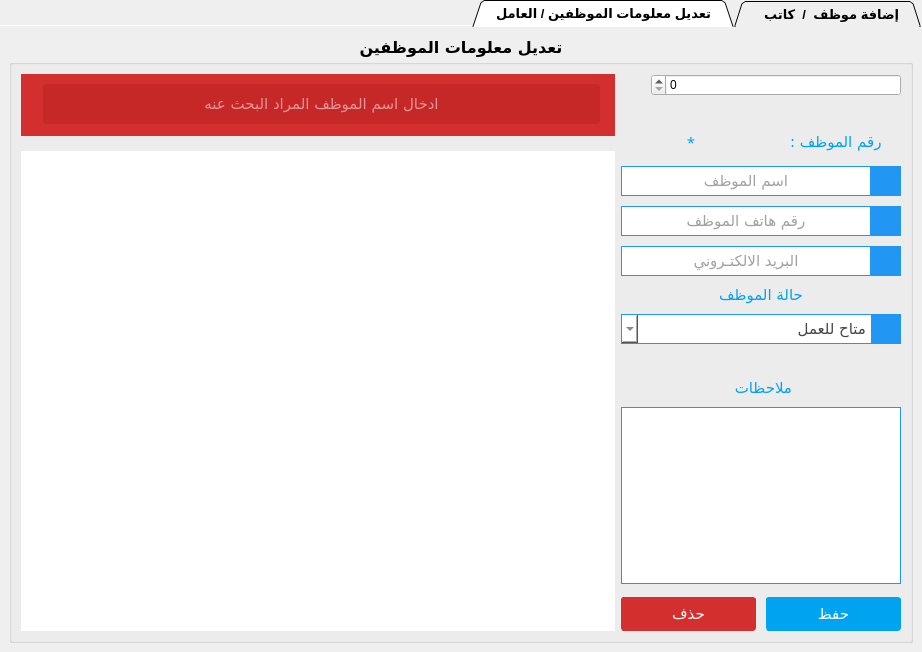
Before: the Qt Designer form tabwidgetworkers.ui in ashraf-kx/maktaba-assistant, drawn with Qt 5.
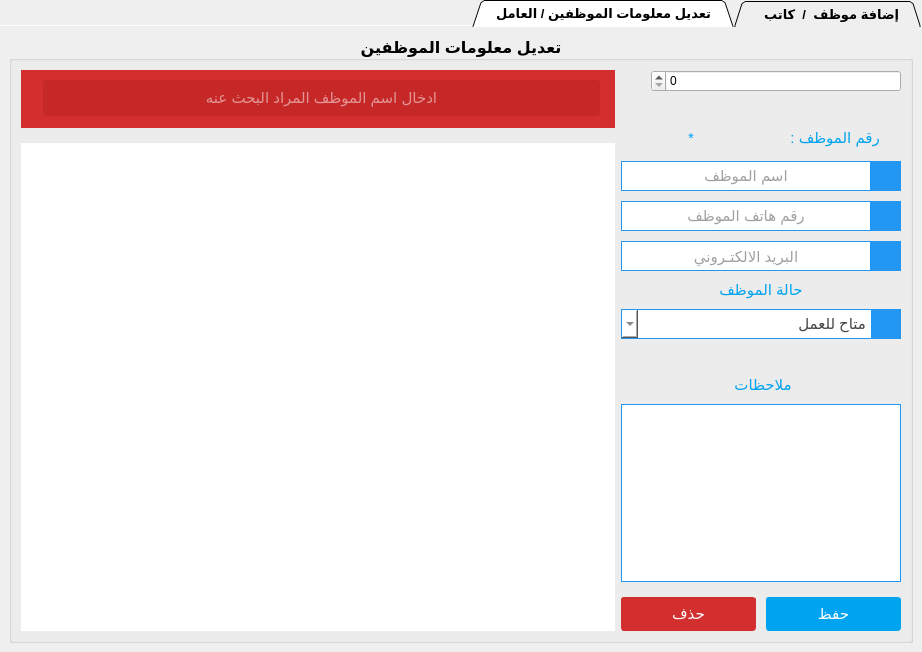
After: the same form once the commit is applied. The open tabs and pages were chosen to show the change. Icons and pictures are not drawn.

The edit to the form file:
```diff
--- a/tabwidgetworkers.ui
+++ b/tabwidgetworkers.ui
@@ -856,7 +856,6 @@
      <widget class="QGroupBox" name="GB_updateWorker">
       <property name="font">
        <font>
-        <family>SFMono Nerd Font Mono</family>
         <pointsize>12</pointsize>
         <bold>true</bold>
        </font>
@@ -931,7 +930,6 @@
             <widget class="QLabel" name="label_5">
              <property name="font">
               <font>
-               <family>SFMono Nerd Font Mono</family>
                <pointsize>11</pointsize>
                <bold>false</bold>
               </font>
@@ -955,7 +953,6 @@
             <widget class="QLabel" name="LB_displayIdWx">
              <property name="font">
               <font>
-               <family>SFMono Nerd Font Mono</family>
                <pointsize>11</pointsize>
                <bold>false</bold>
               </font>
@@ -1052,7 +1049,6 @@
              </property>
              <property name="font">
               <font>
-               <family>SFMono Nerd Font Mono</family>
                <pointsize>11</pointsize>
                <bold>false</bold>
               </font>
@@ -1157,7 +1153,6 @@
              </property>
              <property name="font">
               <font>
-               <family>SFMono Nerd Font Mono</family>
                <pointsize>11</pointsize>
                <bold>false</bold>
               </font>
@@ -1265,7 +1260,6 @@
              </property>
              <property name="font">
               <font>
-               <family>SFMono Nerd Font Mono</family>
                <pointsize>11</pointsize>
                <bold>false</bold>
               </font>
@@ -1315,7 +1309,6 @@
           <widget class="QLabel" name="label_25">
            <property name="font">
             <font>
-             <family>SFMono Nerd Font Mono</family>
              <pointsize>11</pointsize>
              <bold>false</bold>
             </font>
@@ -1389,7 +1382,6 @@
              </property>
              <property name="font">
               <font>
-               <family>SFMono Nerd Font Mono</family>
                <pointsize>11</pointsize>
                <bold>false</bold>
               </font>
@@ -1447,7 +1439,6 @@
           <widget class="QLabel" name="label_24">
            <property name="font">
             <font>
-             <family>SFMono Nerd Font Mono</family>
              <pointsize>11</pointsize>
              <bold>false</bold>
             </font>
@@ -1479,7 +1470,6 @@
              </property>
              <property name="font">
               <font>
-               <family>SFMono Nerd Font Mono</family>
                <pointsize>11</pointsize>
                <italic>true</italic>
                <bold>false</bold>
@@ -1695,7 +1685,6 @@
              <widget class="QLineEdit" name="LE_fullnameFiltre">
               <property name="font">
                <font>
-                <family>SFMono Nerd Font Mono</family>
                 <pointsize>11</pointsize>
                 <bold>false</bold>
                </font>
@@ -1789,12 +1778,14 @@
            </property>
            <property name="font">
             <font>
-             <family>SFMono Nerd Font Mono</family>
              <pointsize>11</pointsize>
              <bold>false</bold>
              <kerning>false</kerning>
             </font>
            </property>
+           <property name="layoutDirection">
+            <enum>Qt::LeftToRight</enum>
+           </property>
            <property name="styleSheet">
             <string notr="true">QTableView
 {
```
Left out of the diff: 10 changed lines with no effect on the pictures.
